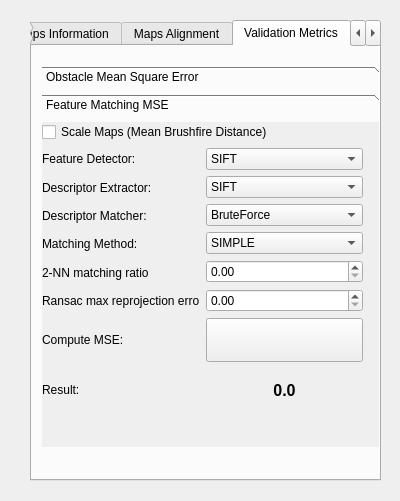
Before: the Qt Designer form ogm_gui/ui/validation.ui in MariosPro/thesis, drawn with Qt 5.
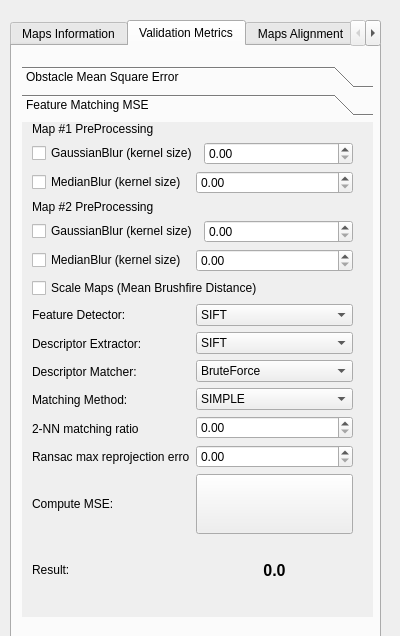
After: the same form once the commit is applied.

Commit message: Add gaussian and median blurring as parameters for map preprocessing

Diff of the .ui file:
```diff
--- a/ogm_gui/ui/validation.ui
+++ b/ogm_gui/ui/validation.ui
@@ -7,7 +7,7 @@
     <x>0</x>
     <y>0</y>
     <width>400</width>
-    <height>501</height>
+    <height>636</height>
    </rect>
   </property>
   <property name="sizePolicy">
@@ -34,12 +34,18 @@
   <widget class="QTabWidget" name="validationTabWidget">
    <property name="geometry">
     <rect>
-     <x>30</x>
+     <x>10</x>
      <y>20</y>
-     <width>351</width>
-     <height>461</height>
+     <width>371</width>
+     <height>631</height>
     </rect>
    </property>
+   <property name="sizePolicy">
+    <sizepolicy hsizetype="MinimumExpanding" vsizetype="MinimumExpanding">
+     <horstretch>0</horstretch>
+     <verstretch>0</verstretch>
+    </sizepolicy>
+   </property>
    <property name="maximumSize">
     <size>
      <width>600</width>
@@ -172,43 +178,6 @@
      </layout>
     </widget>
    </widget>
-   <widget class="QWidget" name="alignmentTab">
-    <property name="enabled">
-     <bool>true</bool>
-    </property>
-    <property name="autoFillBackground">
-     <bool>false</bool>
-    </property>
-    <attribute name="title">
-     <string>Maps Alignment</string>
-    </attribute>
-    <widget class="QWidget" name="layoutWidget">
-     <property name="geometry">
-      <rect>
-       <x>10</x>
-       <y>10</y>
-       <width>198</width>
-       <height>52</height>
-      </rect>
-     </property>
-     <layout class="QVBoxLayout" name="verticalLayout_6">
-      <item>
-       <widget class="QCheckBox" name="binaryCheckBox">
-        <property name="text">
-         <string>Converts maps to binary</string>
-        </property>
-       </widget>
-      </item>
-      <item>
-       <widget class="QCheckBox" name="manualAlignmentCheckBox">
-        <property name="text">
-         <string>Manual alignment</string>
-        </property>
-       </widget>
-      </item>
-     </layout>
-    </widget>
-   </widget>
    <widget class="QWidget" name="metricsTab">
     <attribute name="title">
      <string>Validation Metrics</string>
@@ -218,8 +187,8 @@
       <rect>
        <x>10</x>
        <y>20</y>
-       <width>371</width>
-       <height>381</height>
+       <width>351</width>
+       <height>551</height>
       </rect>
      </property>
      <property name="currentIndex">
@@ -369,23 +338,101 @@
        <rect>
         <x>0</x>
         <y>0</y>
-        <width>371</width>
-        <height>319</height>
+        <width>351</width>
+        <height>489</height>
        </rect>
       </property>
+      <property name="sizePolicy">
+       <sizepolicy hsizetype="MinimumExpanding" vsizetype="MinimumExpanding">
+        <horstretch>0</horstretch>
+        <verstretch>0</verstretch>
+       </sizepolicy>
+      </property>
       <attribute name="label">
        <string>Feature Matching MSE</string>
       </attribute>
       <widget class="QWidget" name="layoutWidget">
        <property name="geometry">
         <rect>
-         <x>0</x>
+         <x>10</x>
          <y>0</y>
          <width>321</width>
-         <height>290</height>
+         <height>478</height>
         </rect>
        </property>
-       <layout class="QVBoxLayout" name="verticalLayout_7">
+       <layout class="QVBoxLayout" name="verticalLayout_8">
+        <item>
+         <layout class="QVBoxLayout" name="verticalLayout_4">
+          <item>
+           <widget class="QLabel" name="label">
+            <property name="text">
+             <string>Map #1 PreProcessing</string>
+            </property>
+           </widget>
+          </item>
+          <item>
+           <layout class="QHBoxLayout" name="horizontalLayout_4">
+            <item>
+             <widget class="QCheckBox" name="gaussianBlurCheckBox1">
+              <property name="text">
+               <string>GaussianBlur (kernel size)</string>
+              </property>
+             </widget>
+            </item>
+            <item>
+             <widget class="QDoubleSpinBox" name="gaussianBlurSpinBox1"/>
+            </item>
+           </layout>
+          </item>
+          <item>
+           <layout class="QHBoxLayout" name="horizontalLayout_5">
+            <item>
+             <widget class="QCheckBox" name="medianBlurCheckBox1">
+              <property name="text">
+               <string>MedianBlur (kernel size)</string>
+              </property>
+             </widget>
+            </item>
+            <item>
+             <widget class="QDoubleSpinBox" name="medianBlurSpinBox1"/>
+            </item>
+           </layout>
+          </item>
+          <item>
+           <widget class="QLabel" name="label_2">
+            <property name="text">
+             <string>Map #2 PreProcessing</string>
+            </property>
+           </widget>
+          </item>
+          <item>
+           <layout class="QHBoxLayout" name="horizontalLayout_3">
+            <item>
+             <widget class="QCheckBox" name="gaussianBlurCheckBox2">
+              <property name="text">
+               <string>GaussianBlur (kernel size)</string>
+              </property>
+             </widget>
+            </item>
+            <item>
+             <widget class="QDoubleSpinBox" name="gaussianBlurSpinBox2"/>
+            </item>
+           </layout>
+          </item>
+          <item>
+           <layout class="QHBoxLayout" name="horizontalLayout_6">
+            <item>
+             <widget class="QCheckBox" name="medianBlurCheckBox2">
+              <property name="text">
+               <string>MedianBlur (kernel size)</string>
+              </property>
+             </widget>
+            </item>
+            <item>
+             <widget class="QDoubleSpinBox" name="medianBlurSpinBox2"/>
+            </item>
+           </layout>
+          </item>
         <item>
          <widget class="QCheckBox" name="scaleBrushfireCheckBox">
           <property name="text">
@@ -394,9 +441,9 @@
          </widget>
         </item>
         <item>
-         <layout class="QHBoxLayout" name="horizontalLayout_3">
-          <item>
-           <layout class="QVBoxLayout" name="verticalLayout_4">
+           <layout class="QGridLayout" name="gridLayout_3">
+            <item row="0" column="0">
+             <layout class="QVBoxLayout" name="verticalLayout_5">
             <item>
              <widget class="QLabel" name="label_4">
               <property name="text">
@@ -441,8 +488,8 @@
             </item>
            </layout>
           </item>
-          <item>
-           <layout class="QVBoxLayout" name="verticalLayout_5">
+            <item row="0" column="1">
+             <layout class="QVBoxLayout" name="verticalLayout_7">
             <item>
              <widget class="QComboBox" name="detectorComboBox">
               <item>
@@ -619,6 +666,8 @@
           </item>
          </layout>
         </item>
+         </layout>
+        </item>
         <item>
          <layout class="QVBoxLayout" name="verticalLayout_2">
           <item>
@@ -689,6 +738,43 @@
      </widget>
     </widget>
    </widget>
+   <widget class="QWidget" name="alignmentTab">
+    <property name="enabled">
+     <bool>true</bool>
+    </property>
+    <property name="autoFillBackground">
+     <bool>false</bool>
+    </property>
+    <attribute name="title">
+     <string>Maps Alignment</string>
+    </attribute>
+    <widget class="QWidget" name="layoutWidget">
+     <property name="geometry">
+      <rect>
+       <x>10</x>
+       <y>10</y>
+       <width>198</width>
+       <height>52</height>
+      </rect>
+     </property>
+     <layout class="QVBoxLayout" name="verticalLayout_6">
+      <item>
+       <widget class="QCheckBox" name="binaryCheckBox">
+        <property name="text">
+         <string>Converts maps to binary</string>
+        </property>
+       </widget>
+      </item>
+      <item>
+       <widget class="QCheckBox" name="manualAlignmentCheckBox">
+        <property name="text">
+         <string>Manual alignment</string>
+        </property>
+       </widget>
+      </item>
+     </layout>
+    </widget>
+   </widget>
    <widget class="QWidget" name="pathTab">
     <attribute name="title">
      <string>Path Validation</string>
```
Left out of the diff: 6 changed lines with no effect on the pictures. Lines whose indentation alone changed are shown as unchanged. The commit also changes 11 other files.
